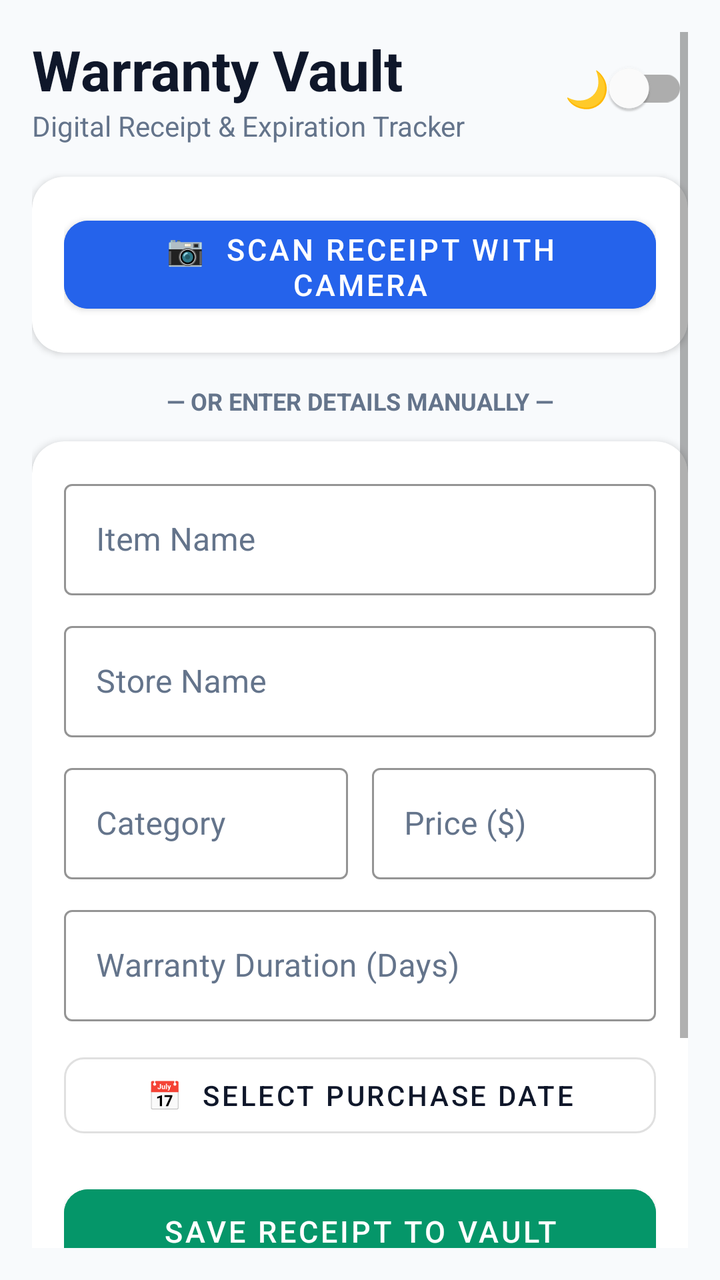
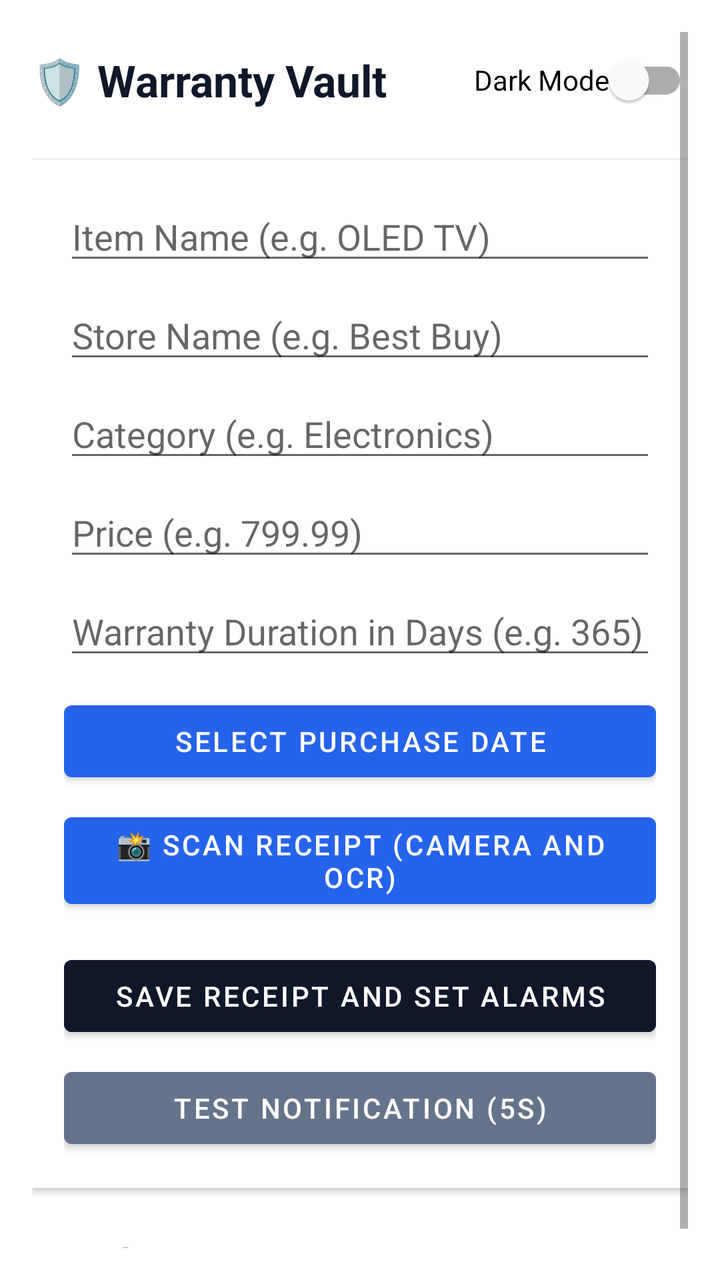

Two renders of the same Android screen: before a commit and after it. Below are the layout's source before the change and the commit's diff.
<!-- AndroidManifest.xml: application theme Theme.WarrantyVault -->
<!-- res/layout/activity_main.xml -->
<?xml version="1.0" encoding="utf-8"?>
<ScrollView xmlns:android="http://schemas.android.com/apk/res/android"
    xmlns:app="http://schemas.android.com/apk/res-auto"
    android:layout_width="match_parent"
    android:layout_height="match_parent"
    android:background="@color/bg_surface"
    android:padding="16dp">

    <LinearLayout
        android:layout_width="match_parent"
        android:layout_height="wrap_content"
        android:orientation="vertical">

        
        <LinearLayout
            android:layout_width="match_parent"
            android:layout_height="wrap_content"
            android:layout_marginBottom="16dp"
            android:gravity="center_vertical"
            android:orientation="horizontal">

            <LinearLayout
                android:layout_width="0dp"
                android:layout_height="wrap_content"
                android:layout_weight="1"
                android:orientation="vertical">

                <TextView
                    android:layout_width="wrap_content"
                    android:layout_height="wrap_content"
                    android:text="Warranty Vault"
                    android:textColor="@color/primary_navy"
                    android:textSize="28sp"
                    android:textStyle="bold" />

                <TextView
                    android:layout_width="wrap_content"
                    android:layout_height="wrap_content"
                    android:text="Digital Receipt &amp; Expiration Tracker"
                    android:textColor="@color/text_secondary"
                    android:textSize="14sp" />
            </LinearLayout>

            <com.google.android.material.switchmaterial.SwitchMaterial
                android:id="@+id/switchDarkMode"
                android:layout_width="wrap_content"
                android:layout_height="wrap_content"
                android:text="🌙"
                android:textSize="18sp" />
        </LinearLayout>

        
        <com.google.android.material.card.MaterialCardView
            android:layout_width="match_parent"
            android:layout_height="wrap_content"
            android:layout_marginBottom="16dp"
            app:cardBackgroundColor="@color/card_background"
            app:cardCornerRadius="16dp"
            app:cardElevation="2dp"
            app:strokeWidth="0dp">

            <LinearLayout
                android:layout_width="match_parent"
                android:layout_height="wrap_content"
                android:orientation="vertical"
                android:padding="16dp">

                <com.google.android.material.button.MaterialButton
                    android:id="@+id/btnCapturePhoto"
                    android:layout_width="match_parent"
                    android:layout_height="56dp"
                    android:backgroundTint="@color/accent_blue"
                    android:text="📷  Scan Receipt with Camera"
                    android:textSize="15sp"
                    app:cornerRadius="12dp" />

                <ImageView
                    android:id="@+id/ivReceiptPreview"
                    android:layout_width="match_parent"
                    android:layout_height="160dp"
                    android:layout_marginTop="12dp"
                    android:scaleType="centerCrop"
                    android:visibility="gone" />
            </LinearLayout>
        </com.google.android.material.card.MaterialCardView>

        
        <TextView
            android:layout_width="match_parent"
            android:layout_height="wrap_content"
            android:layout_marginBottom="12dp"
            android:gravity="center"
            android:text="— OR ENTER DETAILS MANUALLY —"
            android:textColor="@color/text_secondary"
            android:textSize="12sp"
            android:textStyle="bold" />

        
        <com.google.android.material.card.MaterialCardView
            android:layout_width="match_parent"
            android:layout_height="wrap_content"
            android:layout_marginBottom="24dp"
            app:cardBackgroundColor="@color/card_background"
            app:cardCornerRadius="16dp"
            app:cardElevation="2dp"
            app:strokeWidth="0dp">

            <LinearLayout
                android:layout_width="match_parent"
                android:layout_height="wrap_content"
                android:orientation="vertical"
                android:padding="16dp">

                <com.google.android.material.textfield.TextInputLayout
                    style="@style/Widget.MaterialComponents.TextInputLayout.OutlinedBox"
                    android:layout_width="match_parent"
                    android:layout_height="wrap_content"
                    android:layout_marginBottom="10dp"
                    android:hint="Item Name"
                    android:textColorHint="@color/text_secondary"
                    app:boxStrokeColor="@color/accent_blue"
                    app:hintTextColor="@color/accent_blue">

                    <com.google.android.material.textfield.TextInputEditText
                        android:id="@+id/etItemName"
                        android:layout_width="match_parent"
                        android:layout_height="wrap_content"
                        android:textColor="@color/primary_navy" />
                </com.google.android.material.textfield.TextInputLayout>

                <com.google.android.material.textfield.TextInputLayout
                    style="@style/Widget.MaterialComponents.TextInputLayout.OutlinedBox"
                    android:layout_width="match_parent"
                    android:layout_height="wrap_content"
                    android:layout_marginBottom="10dp"
                    android:hint="Store Name"
                    android:textColorHint="@color/text_secondary"
                    app:boxStrokeColor="@color/accent_blue"
                    app:hintTextColor="@color/accent_blue">

                    <com.google.android.material.textfield.TextInputEditText
                        android:id="@+id/etStoreName"
                        android:layout_width="match_parent"
                        android:layout_height="wrap_content"
                        android:textColor="@color/primary_navy" />
                </com.google.android.material.textfield.TextInputLayout>

                <LinearLayout
                    android:layout_width="match_parent"
                    android:layout_height="wrap_content"
                    android:orientation="horizontal">

                    <com.google.android.material.textfield.TextInputLayout
                        style="@style/Widget.MaterialComponents.TextInputLayout.OutlinedBox"
                        android:layout_width="0dp"
                        android:layout_height="wrap_content"
                        android:layout_marginEnd="6dp"
                        android:layout_weight="1"
                        android:hint="Category"
                        android:textColorHint="@color/text_secondary"
                        app:boxStrokeColor="@color/accent_blue"
                        app:hintTextColor="@color/accent_blue">

                        <com.google.android.material.textfield.TextInputEditText
                            android:id="@+id/etCategory"
                            android:layout_width="match_parent"
                            android:layout_height="wrap_content"
                            android:textColor="@color/primary_navy" />
                    </com.google.android.material.textfield.TextInputLayout>

                    <com.google.android.material.textfield.TextInputLayout
                        style="@style/Widget.MaterialComponents.TextInputLayout.OutlinedBox"
                        android:layout_width="0dp"
                        android:layout_height="wrap_content"
                        android:layout_marginStart="6dp"
                        android:layout_weight="1"
                        android:hint="Price ($)"
                        android:textColorHint="@color/text_secondary"
                        app:boxStrokeColor="@color/accent_blue"
                        app:hintTextColor="@color/accent_blue">

                        <com.google.android.material.textfield.TextInputEditText
                            android:id="@+id/etPrice"
                            android:layout_width="match_parent"
                            android:layout_height="wrap_content"
                            android:inputType="numberDecimal"
                            android:textColor="@color/primary_navy" />
                    </com.google.android.material.textfield.TextInputLayout>
                </LinearLayout>

                <com.google.android.material.textfield.TextInputLayout
                    style="@style/Widget.MaterialComponents.TextInputLayout.OutlinedBox"
                    android:layout_width="match_parent"
                    android:layout_height="wrap_content"
                    android:layout_marginTop="10dp"
                    android:layout_marginBottom="12dp"
                    android:hint="Warranty Duration (Days)"
                    android:textColorHint="@color/text_secondary"
                    app:boxStrokeColor="@color/accent_blue"
                    app:hintTextColor="@color/accent_blue">

                    <com.google.android.material.textfield.TextInputEditText
                        android:id="@+id/etDurationDays"
                        android:layout_width="match_parent"
                        android:layout_height="wrap_content"
                        android:inputType="number"
                        android:textColor="@color/primary_navy" />
                </com.google.android.material.textfield.TextInputLayout>

                <com.google.android.material.button.MaterialButton
                    android:id="@+id/btnSelectDate"
                    style="@style/Widget.MaterialComponents.Button.OutlinedButton"
                    android:layout_width="match_parent"
                    android:layout_height="50dp"
                    android:layout_marginBottom="16dp"
                    android:text="📅  Select Purchase Date"
                    android:textColor="@color/primary_navy"
                    app:cornerRadius="10dp" />

                <com.google.android.material.button.MaterialButton
                    android:id="@+id/btnSaveReceipt"
                    android:layout_width="match_parent"
                    android:layout_height="54dp"
                    android:backgroundTint="@color/accent_emerald"
                    android:text="Save Receipt to Vault"
                    android:textSize="15sp"
                    app:cornerRadius="12dp" />

                <com.google.android.material.button.MaterialButton
                    android:id="@+id/btnTestNotification"
                    style="@style/Widget.MaterialComponents.Button.TextButton"
                    android:layout_width="match_parent"
                    android:layout_height="wrap_content"
                    android:layout_marginTop="4dp"
                    android:text="⚡ Test 5-Sec Push Notification"
                    android:textColor="@color/accent_amber" />
            </LinearLayout>
        </com.google.android.material.card.MaterialCardView>

        
        <TextView
            android:layout_width="wrap_content"
            android:layout_height="wrap_content"
            android:layout_marginBottom="12dp"
            android:text="Vault Storage"
            android:textColor="@color/primary_navy"
            android:textSize="20sp"
            android:textStyle="bold" />

        <LinearLayout
            android:id="@+id/llReceiptContainer"
            android:layout_width="match_parent"
            android:layout_height="wrap_content"
            android:orientation="vertical" />

    </LinearLayout>
</ScrollView>
<!-- resources referenced by this layout -->
<resources>
  <color name="accent_amber">#D97706</color>
  <color name="accent_blue">#2563EB</color>
  <color name="accent_emerald">#059669</color>
  <color name="bg_surface">#F8FAFC</color>
  <color name="card_background">#FFFFFF</color>
  <color name="primary_navy">#0F172A</color>
  <color name="text_secondary">#64748B</color>
  <style name="Theme.WarrantyVault" parent="Base.Theme.WarrantyVault" />
  <style name="Base.Theme.WarrantyVault" parent="Theme.MaterialComponents.DayNight.NoActionBar">
          <item name="colorPrimary">#2563EB</item>
          <item name="colorPrimaryVariant">#0F172A</item>
          <item name="colorOnPrimary">#FFFFFF</item>
          <item name="android:statusBarColor">#0F172A</item>
          <item name="android:windowBackground">#F8FAFC</item>
      </style>
</resources>

<!-- the commit's change to res/layout/activity_main.xml (unified diff, before → after) -->
@@ -1,257 +1,158 @@
 <?xml version="1.0" encoding="utf-8"?>
-<ScrollView xmlns:android="http://schemas.android.com/apk/res/android"
+<FrameLayout xmlns:android="http://schemas.android.com/apk/res/android"
     xmlns:app="http://schemas.android.com/apk/res-auto"
     android:layout_width="match_parent"
     android:layout_height="match_parent"
-    android:background="@color/bg_surface"
-    android:padding="16dp">
+    android:background="@color/card_background">
 
-    <LinearLayout
+    <ScrollView
         android:layout_width="match_parent"
-        android:layout_height="wrap_content"
-        android:orientation="vertical">
+        android:layout_height="match_parent"
+        android:padding="16dp">
 
-        
         <LinearLayout
             android:layout_width="match_parent"
             android:layout_height="wrap_content"
-            android:layout_marginBottom="16dp"
-            android:gravity="center_vertical"
-            android:orientation="horizontal">
+            android:orientation="vertical">
 
+            
             <LinearLayout
-                android:layout_width="0dp"
+                android:layout_width="match_parent"
                 android:layout_height="wrap_content"
-                android:layout_weight="1"
-                android:orientation="vertical">
+                android:orientation="horizontal"
+                android:gravity="center_vertical"
+                android:layout_marginBottom="16dp">
 
                 <TextView
+                    android:layout_width="0dp"
+                    android:layout_height="wrap_content"
+                    android:layout_weight="1"
+                    android:text="🛡️ Warranty Vault"
+                    android:textColor="@color/primary_navy"
+                    android:textSize="22sp"
+                    android:textStyle="bold" />
+
+                <com.google.android.material.switchmaterial.SwitchMaterial
+                    android:id="@+id/switchDarkMode"
                     android:layout_width="wrap_content"
                     android:layout_height="wrap_content"
-                    android:text="Warranty Vault"
-                    android:textColor="@color/primary_navy"
-                    android:textSize="28sp"
-                    android:textStyle="bold" />
-
-                <TextView
-                    android:layout_width="wrap_content"
-                    android:layout_height="wrap_content"
-                    android:text="Digital Receipt &amp; Expiration Tracker"
-                    android:textColor="@color/text_secondary"
-                    android:textSize="14sp" />
+                    android:text="Dark Mode" />
             </LinearLayout>
 
-            <com.google.android.material.switchmaterial.SwitchMaterial
-                android:id="@+id/switchDarkMode"
-                android:layout_width="wrap_content"
-                android:layout_height="wrap_content"
-                android:text="🌙"
-                android:textSize="18sp" />
-        </LinearLayout>
-
-        
-        <com.google.android.material.card.MaterialCardView
-            android:layout_width="match_parent"
-            android:layout_height="wrap_content"
-            android:layout_marginBottom="16dp"
-            app:cardBackgroundColor="@color/card_background"
-            app:cardCornerRadius="16dp"
-            app:cardElevation="2dp"
-            app:strokeWidth="0dp">
-
+            
             <LinearLayout
                 android:layout_width="match_parent"
                 android:layout_height="wrap_content"
                 android:orientation="vertical"
-                android:padding="16dp">
+                android:padding="16dp"
+                android:background="@android:color/white"
+                android:elevation="2dp">
 
-                <com.google.android.material.button.MaterialButton
+                <EditText
+                    android:id="@+id/etItemName"
+                    android:layout_width="match_parent"
+                    android:layout_height="wrap_content"
+                    android:hint="Item Name (e.g. OLED TV)"
+                    android:inputType="textCapWords" />
+
+                <EditText
+                    android:id="@+id/etStoreName"
+                    android:layout_width="match_parent"
+                    android:layout_height="wrap_content"
+                    android:layout_marginTop="8dp"
+                    android:hint="Store Name (e.g. Best Buy)"
+                    android:inputType="textCapWords" />
+
+                <EditText
+                    android:id="@+id/etCategory"
+                    android:layout_width="match_parent"
+                    android:layout_height="wrap_content"
+                    android:layout_marginTop="8dp"
+                    android:hint="Category (e.g. Electronics)"
+                    android:inputType="textCapWords" />
+
+                <EditText
+                    android:id="@+id/etPrice"
+                    android:layout_width="match_parent"
+                    android:layout_height="wrap_content"
+                    android:layout_marginTop="8dp"
+                    android:hint="Price (e.g. 799.99)"
+                    android:inputType="numberDecimal" />
+
+                <EditText
+                    android:id="@+id/etDurationDays"
+                    android:layout_width="match_parent"
+                    android:layout_height="wrap_content"
+                    android:layout_marginTop="8dp"
+                    android:hint="Warranty Duration in Days (e.g. 365)"
+                    android:inputType="number" />
+
+                <Button
+                    android:id="@+id/btnSelectDate"
+                    android:layout_width="match_parent"
+                    android:layout_height="wrap_content"
+                    android:layout_marginTop="12dp"
+                    android:text="Select Purchase Date" />
+
+                <Button
                     android:id="@+id/btnCapturePhoto"
                     android:layout_width="match_parent"
-                    android:layout_height="56dp"
+                    android:layout_height="wrap_content"
+                    android:layout_marginTop="8dp"
                     android:backgroundTint="@color/accent_blue"
-                    android:text="📷  Scan Receipt with Camera"
-                    android:textSize="15sp"
-                    app:cornerRadius="12dp" />
+                    android:text="📸 Scan Receipt (Camera and OCR)" />
 
                 <ImageView
                     android:id="@+id/ivReceiptPreview"
                     android:layout_width="match_parent"
-                    android:layout_height="160dp"
+                    android:layout_height="200dp"
                     android:layout_marginTop="12dp"
-                    android:scaleType="centerCrop"
+                    android:adjustViewBounds="true"
+                    android:scaleType="centerInside"
                     android:visibility="gone" />
+
+                <Button
+                    android:id="@+id/btnSaveReceipt"
+                    android:layout_width="match_parent"
+                    android:layout_height="wrap_content"
+                    android:layout_marginTop="16dp"
+                    android:backgroundTint="@color/primary_navy"
+                    android:text="Save Receipt and Set Alarms" />
+
+                <Button
+                    android:id="@+id/btnTestNotification"
+                    android:layout_width="match_parent"
+                    android:layout_height="wrap_content"
+                    android:layout_marginTop="8dp"
+                    android:backgroundTint="#64748B"
+                    android:text="Test Notification (5s)" />
             </LinearLayout>
-        </com.google.android.material.card.MaterialCardView>
 
-        
-        <TextView
-            android:layout_width="match_parent"
-            android:layout_height="wrap_content"
-            android:layout_marginBottom="12dp"
-            android:gravity="center"
-            android:text="— OR ENTER DETAILS MANUALLY —"
-            android:textColor="@color/text_secondary"
-            android:textSize="12sp"
-            android:textStyle="bold" />
+            <TextView
+                android:layout_width="wrap_content"
+                android:layout_height="wrap_content"
+                android:layout_marginTop="24dp"
+                android:text="Saved Receipts"
+                android:textColor="@color/primary_navy"
+                android:textSize="18sp"
+                android:textStyle="bold" />
 
-        
-        <com.google.android.material.card.MaterialCardView
-            android:layout_width="match_parent"
-            android:layout_height="wrap_content"
-            android:layout_marginBottom="24dp"
-            app:cardBackgroundColor="@color/card_background"
-            app:cardCornerRadius="16dp"
-            app:cardElevation="2dp"
-            app:strokeWidth="0dp">
-
+            
             <LinearLayout
+                android:id="@+id/llReceiptContainer"
                 android:layout_width="match_parent"
                 android:layout_height="wrap_content"
-                android:orientation="vertical"
-                android:padding="16dp">
+                android:layout_marginTop="8dp"
+                android:orientation="vertical" />
 
-                <com.google.android.material.textfield.TextInputLayout
-                    style="@style/Widget.MaterialComponents.TextInputLayout.OutlinedBox"
-                    android:layout_width="match_parent"
-                    android:layout_height="wrap_content"
-                    android:layout_marginBottom="10dp"
-                    android:hint="Item Name"
-                    android:textColorHint="@color/text_secondary"
-                    app:boxStrokeColor="@color/accent_blue"
-                    app:hintTextColor="@color/accent_blue">
+        </LinearLayout>
+    </ScrollView>
 
-                    <com.google.android.material.textfield.TextInputEditText
-                        android:id="@+id/etItemName"
-                        android:layout_width="match_parent"
-                        android:layout_height="wrap_content"
-                        android:textColor="@color/primary_navy" />
-                </com.google.android.material.textfield.TextInputLayout>
+    <ProgressBar
+        android:id="@+id/progressBar"
+        android:layout_width="wrap_content"
+        android:layout_height="wrap_content"
+        android:layout_gravity="center"
+        android:visibility="gone" />
 
-                <com.google.android.material.textfield.TextInputLayout
-                    style="@style/Widget.MaterialComponents.TextInputLayout.OutlinedBox"
-                    android:layout_width="match_parent"
-                    android:layout_height="wrap_content"
-                    android:layout_marginBottom="10dp"
-                    android:hint="Store Name"
-                    android:textColorHint="@color/text_secondary"
-                    app:boxStrokeColor="@color/accent_blue"
-                    app:hintTextColor="@color/accent_blue">
-
-                    <com.google.android.material.textfield.TextInputEditText
-                        android:id="@+id/etStoreName"
-                        android:layout_width="match_parent"
-                        android:layout_height="wrap_content"
-                        android:textColor="@color/primary_navy" />
-                </com.google.android.material.textfield.TextInputLayout>
-
-                <LinearLayout
-                    android:layout_width="match_parent"
-                    android:layout_height="wrap_content"
-                    android:orientation="horizontal">
-
-                    <com.google.android.material.textfield.TextInputLayout
-                        style="@style/Widget.MaterialComponents.TextInputLayout.OutlinedBox"
-                        android:layout_width="0dp"
-                        android:layout_height="wrap_content"
-                        android:layout_marginEnd="6dp"
-                        android:layout_weight="1"
-                        android:hint="Category"
-                        android:textColorHint="@color/text_secondary"
-                        app:boxStrokeColor="@color/accent_blue"
-                        app:hintTextColor="@color/accent_blue">
-
-                        <com.google.android.material.textfield.TextInputEditText
-                            android:id="@+id/etCategory"
-                            android:layout_width="match_parent"
-                            android:layout_height="wrap_content"
-                            android:textColor="@color/primary_navy" />
-                    </com.google.android.material.textfield.TextInputLayout>
-
-                    <com.google.android.material.textfield.TextInputLayout
-                        style="@style/Widget.MaterialComponents.TextInputLayout.OutlinedBox"
-                        android:layout_width="0dp"
-                        android:layout_height="wrap_content"
-                        android:layout_marginStart="6dp"
-                        android:layout_weight="1"
-                        android:hint="Price ($)"
-                        android:textColorHint="@color/text_secondary"
-                        app:boxStrokeColor="@color/accent_blue"
-                        app:hintTextColor="@color/accent_blue">
-
-                        <com.google.android.material.textfield.TextInputEditText
-                            android:id="@+id/etPrice"
-                            android:layout_width="match_parent"
-                            android:layout_height="wrap_content"
-                            android:inputType="numberDecimal"
-                            android:textColor="@color/primary_navy" />
-                    </com.google.android.material.textfield.TextInputLayout>
-                </LinearLayout>
-
-                <com.google.android.material.textfield.TextInputLayout
-                    style="@style/Widget.MaterialComponents.TextInputLayout.OutlinedBox"
-                    android:layout_width="match_parent"
-                    android:layout_height="wrap_content"
-                    android:layout_marginTop="10dp"
-                    android:layout_marginBottom="12dp"
-                    android:hint="Warranty Duration (Days)"
-                    android:textColorHint="@color/text_secondary"
-                    app:boxStrokeColor="@color/accent_blue"
-                    app:hintTextColor="@color/accent_blue">
-
-                    <com.google.android.material.textfield.TextInputEditText
-                        android:id="@+id/etDurationDays"
-                        android:layout_width="match_parent"
-                        android:layout_height="wrap_content"
-                        android:inputType="number"
-                        android:textColor="@color/primary_navy" />
-                </com.google.android.material.textfield.TextInputLayout>
-
-                <com.google.android.material.button.MaterialButton
-                    android:id="@+id/btnSelectDate"
-                    style="@style/Widget.MaterialComponents.Button.OutlinedButton"
-                    android:layout_width="match_parent"
-                    android:layout_height="50dp"
-                    android:layout_marginBottom="16dp"
-                    android:text="📅  Select Purchase Date"
-                    android:textColor="@color/primary_navy"
-                    app:cornerRadius="10dp" />
-
-                <com.google.android.material.button.MaterialButton
-                    android:id="@+id/btnSaveReceipt"
-                    android:layout_width="match_parent"
-                    android:layout_height="54dp"
-                    android:backgroundTint="@color/accent_emerald"
-                    android:text="Save Receipt to Vault"
-                    android:textSize="15sp"
-                    app:cornerRadius="12dp" />
-
-                <com.google.android.material.button.MaterialButton
-                    android:id="@+id/btnTestNotification"
-                    style="@style/Widget.MaterialComponents.Button.TextButton"
-                    android:layout_width="match_parent"
-                    android:layout_height="wrap_content"
-                    android:layout_marginTop="4dp"
-                    android:text="⚡ Test 5-Sec Push Notification"
-                    android:textColor="@color/accent_amber" />
-            </LinearLayout>
-        </com.google.android.material.card.MaterialCardView>
-
-        
-        <TextView
-            android:layout_width="wrap_content"
-            android:layout_height="wrap_content"
-            android:layout_marginBottom="12dp"
-            android:text="Vault Storage"
-            android:textColor="@color/primary_navy"
-            android:textSize="20sp"
-            android:textStyle="bold" />
-
-        <LinearLayout
-            android:id="@+id/llReceiptContainer"
-            android:layout_width="match_parent"
-            android:layout_height="wrap_content"
-            android:orientation="vertical" />
-
-    </LinearLayout>
-</ScrollView>
+</FrameLayout>
<!-- resource entries referenced after the edit -->
@@ -1,12 +1,8 @@
 <!-- resources referenced by this layout -->
 <resources>
-  <color name="accent_amber">#D97706</color>
   <color name="accent_blue">#2563EB</color>
-  <color name="accent_emerald">#059669</color>
-  <color name="bg_surface">#F8FAFC</color>
   <color name="card_background">#FFFFFF</color>
   <color name="primary_navy">#0F172A</color>
-  <color name="text_secondary">#64748B</color>
   <style name="Theme.WarrantyVault" parent="Base.Theme.WarrantyVault" />
   <style name="Base.Theme.WarrantyVault" parent="Theme.MaterialComponents.DayNight.NoActionBar">
           <item name="colorPrimary">#2563EB</item>
